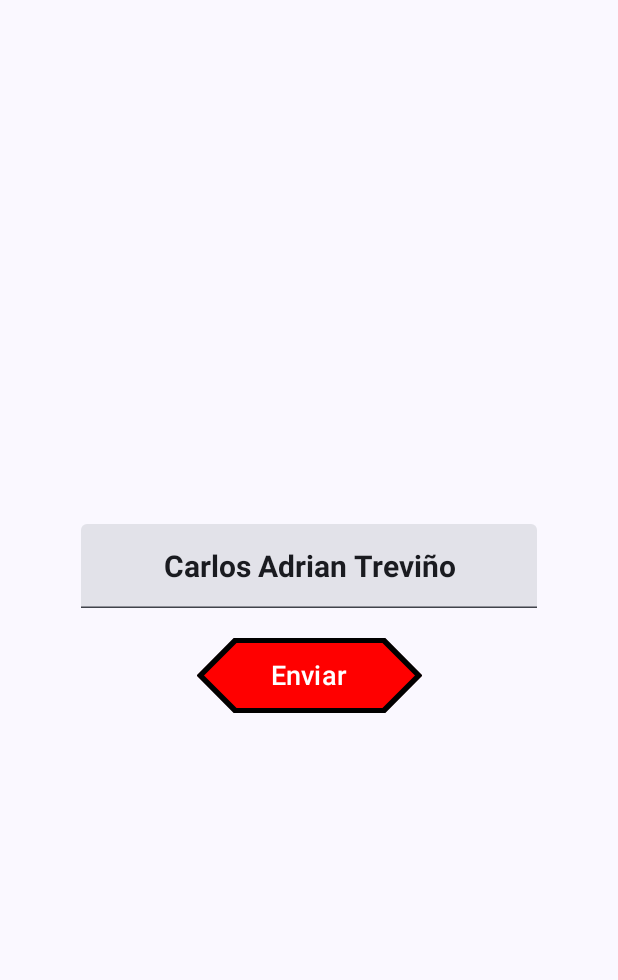
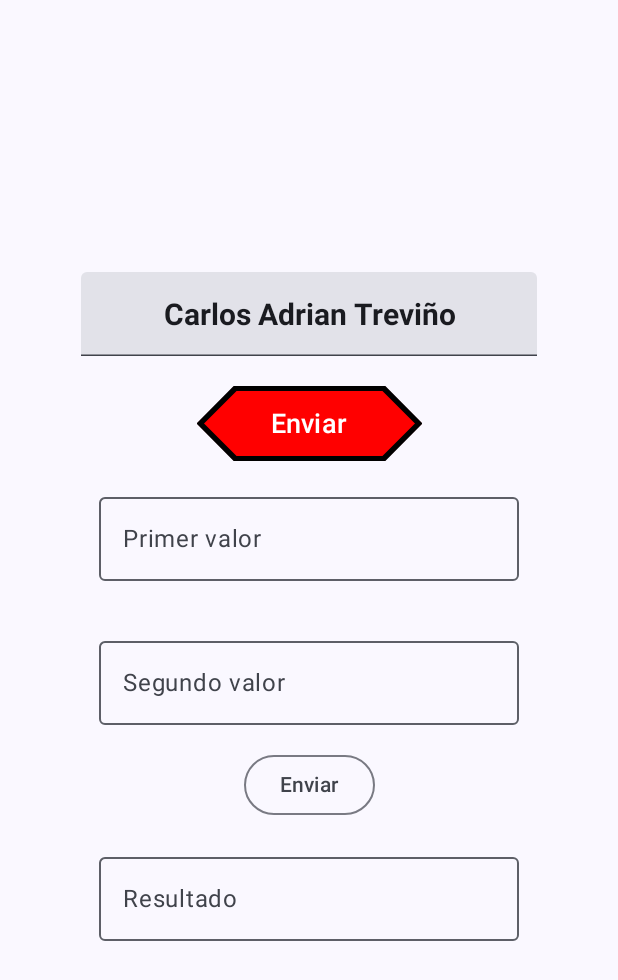
Before and after one commit to CarlosTrev/Practicas, an Android app built with Jetpack Compose: the screen it shows after launch (MainActivity), on a phone screen of 412 x 824 dp. Shown: the top 980 px of the screen. Run offline under Robolectric (Android 15) with nearby library versions, the phone set to English and light mode, and no system bars.

Commit message:
Se agregan dos textfields donde se ingresan numeros y al presionar el boton se hace la suma que se muestra en otro textfield

```diff
--- a/app/src/main/java/com/example/practicas/MainActivity.kt
+++ b/app/src/main/java/com/example/practicas/MainActivity.kt
@@ -1,5 +1,6 @@
 package com.example.practicas
 
+import android.content.Context
 import android.os.Bundle
 import androidx.activity.ComponentActivity
 import androidx.compose.runtime.getValue
@@ -9,6 +10,7 @@ import androidx.activity.enableEdgeToEdge
 import androidx.compose.foundation.BorderStroke
 import androidx.compose.foundation.layout.Arrangement
 import androidx.compose.foundation.layout.Column
+import androidx.compose.foundation.layout.Row
 import androidx.compose.foundation.layout.Spacer
 import androidx.compose.foundation.layout.fillMaxSize
 import androidx.compose.foundation.layout.fillMaxWidth
@@ -23,14 +25,18 @@ import androidx.compose.material3.Scaffold
 import androidx.compose.material3.Text
 import androidx.compose.runtime.Composable
 import androidx.compose.material3.Button
+import androidx.compose.material3.OutlinedButton
+import androidx.compose.material3.OutlinedTextField
 import androidx.compose.material3.TextField
 import androidx.compose.material3.Text
+import androidx.compose.runtime.currentCompositionLocalContext
 
 import androidx.compose.runtime.mutableStateOf
 import androidx.compose.runtime.remember
 import androidx.compose.ui.Alignment
 import androidx.compose.ui.Modifier
 import androidx.compose.ui.graphics.Color
+import androidx.compose.ui.platform.LocalContext
 import androidx.compose.ui.text.font.FontWeight
 import androidx.compose.ui.text.input.KeyboardCapitalization
 import androidx.compose.ui.text.input.KeyboardType
@@ -59,6 +65,10 @@ class MainActivity : ComponentActivity() {
 
 @Composable
 fun PantallaPrincipal(name: String, modifier: Modifier = Modifier) {
+val context: Context = LocalContext.current
+    var valora by remember { mutableStateOf("") }
+    var valorb by remember { mutableStateOf("") }
+    var resultado by remember { mutableStateOf("") }
     var nombre by remember { mutableStateOf("Carlos Adrian Treviño")}
     Column (modifier = modifier
         .fillMaxSize()
@@ -92,5 +102,37 @@ fun PantallaPrincipal(name: String, modifier: Modifier = Modifier) {
         ) {
             Text(text = "Enviar", fontSize = 18.sp)
         }
+        Row(modifier.padding(16.dp)) {
+            OutlinedTextField(
+                value = valora,
+                label = {Text("Primer valor")},
+                onValueChange = {valora = it}
+            )
+        }
+        Row(modifier.padding(16.dp)) {
+            OutlinedTextField(
+                value = valorb,
+                label = {Text("Segundo valor")},
+                onValueChange = {valorb = it}
+            )
+        }
+        Row(Modifier.align(Alignment.CenterHorizontally)
+        ){
+            OutlinedButton(onClick = {/*TODO*/
+            val a =  valora.toInt()
+            val b = valorb.toInt()
+            val c = a+b
+            resultado = c.toString()
+            }) {
+                Text(text = "Enviar")
+            }
+        }
+        Row(modifier.padding(16.dp)) {
+            OutlinedTextField(
+                value = resultado,
+                label = {Text("Resultado")},
+                onValueChange = {resultado = it}
+            )
+        }
     }
 }
```
